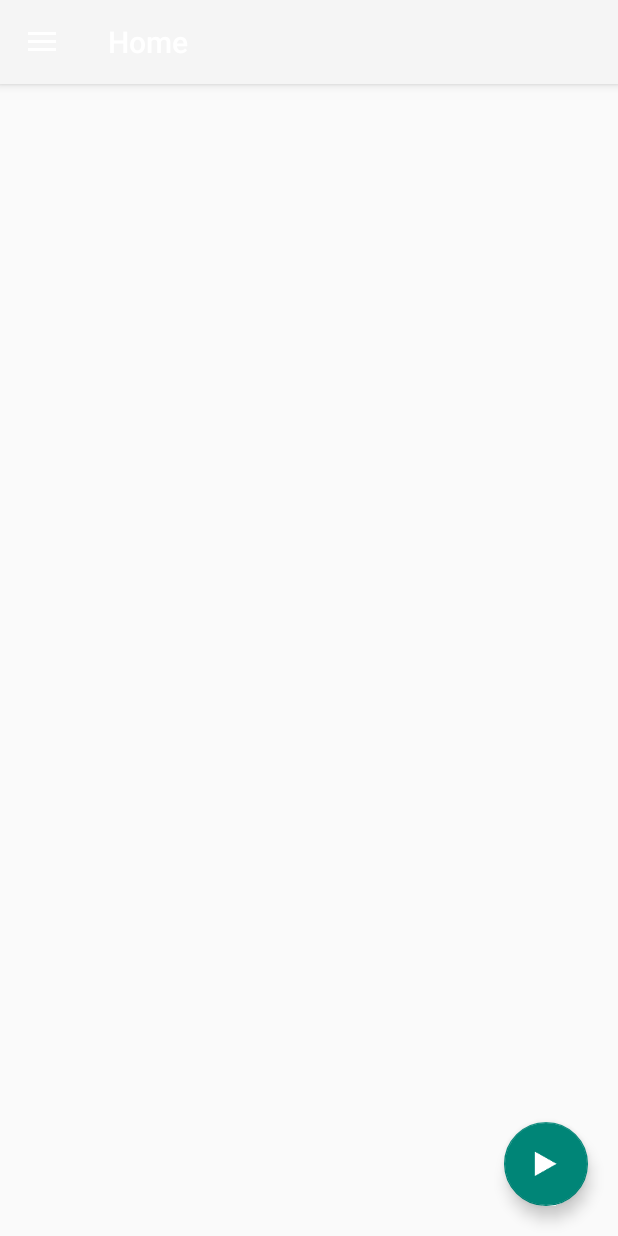
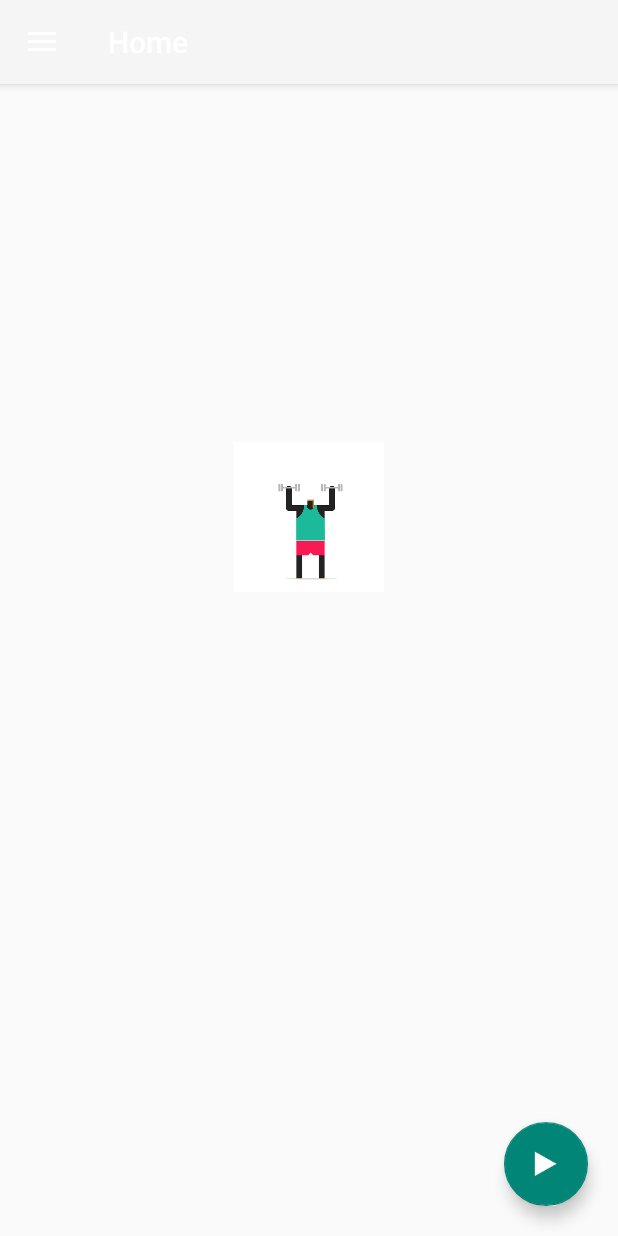
Before and after one commit to gleative/WorkIt, an Android app: the screen it shows after launch (MainActivity), on a phone screen of 412 x 824 dp. Run offline under Robolectric (Android 15) with nearby library versions, the phone set to English and light mode, and no system bars; our stand-ins replace Firebase (no records; nobody signed in at launch, a user with empty details on screens opened directly); 1 statement that could not run was skipped.

Commit message:
Gif added, tried to implement loading in MyWorkout, but cant find the gif view. Gif is also implemented in MainActivity, just chilling there

```diff
--- a/app/build.gradle
+++ b/app/build.gradle
@@ -30,6 +30,7 @@ dependencies {
     compile 'com.android.support:cardview-v7:26.1.0'
     compile 'com.google.firebase:firebase-core:11.4.2'
     compile 'com.google.firebase:firebase-database:11.4.2'
+    compile 'pl.droidsonroids.gif:android-gif-drawable:1.2.8' // Enables gif
     testCompile 'junit:junit:4.12'
 }
 
--- a/app/src/main/java/com/example/gleative/workit/MyWorkoutActivity.java
+++ b/app/src/main/java/com/example/gleative/workit/MyWorkoutActivity.java
@@ -14,6 +14,8 @@ import com.example.gleative.workit.fragments.WorkoutListFragment;
 import com.example.gleative.workit.model.Workout;
 import com.google.firebase.database.DatabaseReference;
 import com.google.firebase.database.FirebaseDatabase;
+
+import pl.droidsonroids.gif.GifImageView;
 
 public class MyWorkoutActivity extends AppCompatActivity implements WorkoutListFragment.OnWorkoutFragmentInteractionListener{
 
--- a/app/src/main/res/layout/activity_main.xml
+++ b/app/src/main/res/layout/activity_main.xml
@@ -31,13 +31,27 @@
     <android.support.constraint.ConstraintLayout
         android:layout_width="match_parent"
         android:layout_height="match_parent">
+
+        <pl.droidsonroids.gif.GifImageView
+            android:id="@+id/loading_icon"
+            android:layout_width="100dp"
+            android:layout_height="100dp"
+            android:layout_gravity="center"
+            android:layout_marginBottom="8dp"
+            android:layout_marginEnd="8dp"
+            android:layout_marginStart="8dp"
+            android:src="@drawable/loading_training"
+            app:layout_constraintBottom_toTopOf="@+id/text"
+            app:layout_constraintEnd_toEndOf="parent"
+            app:layout_constraintStart_toStartOf="parent" />
+
         <TextView
             android:id="@id/text"
             android:layout_width="wrap_content"
             android:layout_height="wrap_content"
             app:layout_constraintBottom_toBottomOf="parent"
             app:layout_constraintTop_toTopOf="parent"
-            android:text="Hello"
+            android:text="Loading"
             android:layout_marginRight="8dp"
             app:layout_constraintRight_toRightOf="parent"
             android:layout_marginLeft="8dp"
--- a/build.gradle
+++ b/build.gradle
@@ -3,6 +3,7 @@
 buildscript {
     repositories {
         jcenter()
+        mavenCentral() // enables able to use gifs
     }
     dependencies {
         classpath 'com.android.tools.build:gradle:2.3.3'
@@ -16,6 +17,7 @@ buildscript {
 allprojects {
     repositories {
         jcenter()
+        mavenCentral() // enables able to use gifs
 
         maven{
             url "https://maven.google.com" // Maven repository
```
Also changed, not shown: app/src/main/java/com/example/gleative/workit/fragments/WorkoutListFragment.java (+9 -0 lines), app/src/main/res/layout/activity_workout.xml (+10 -0 lines), app/src/main/res/drawable/loading_training.gif (added).
